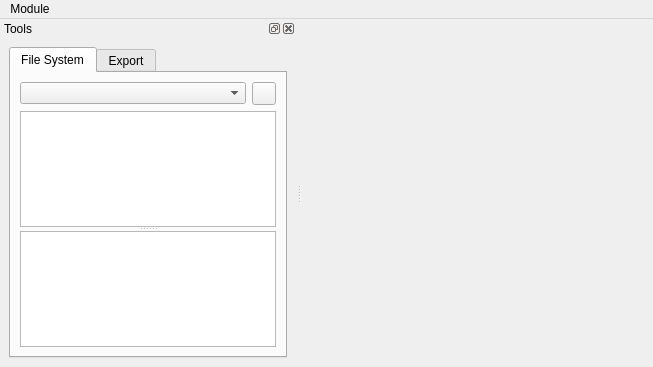
This is qwbfs/src/UIMain.ui in amestica/qwbfs as Qt 5 draws it before an edit. The edited form follows.
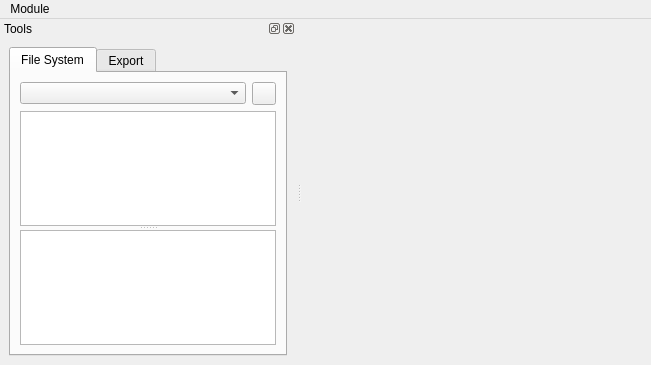
This is the edited form. Icons and pictures are not drawn. Custom widgets are drawn as their Qt base class.

Commit message: Small UI improvement. Add extracting state while extracting discs.

Patch:
```diff
--- a/qwbfs/src/UIMain.ui
+++ b/qwbfs/src/UIMain.ui
@@ -6,8 +6,8 @@
    <rect>
     <x>0</x>
     <y>0</y>
-    <width>653</width>
-    <height>367</height>
+    <width>651</width>
+    <height>365</height>
    </rect>
   </property>
   <property name="windowTitle">
@@ -189,7 +189,7 @@
     <rect>
      <x>0</x>
      <y>0</y>
-     <width>653</width>
+     <width>651</width>
      <height>20</height>
     </rect>
    </property>
```
Left out of the diff: 6 changed lines with no effect on the pictures. The commit also changes 7 other files.
